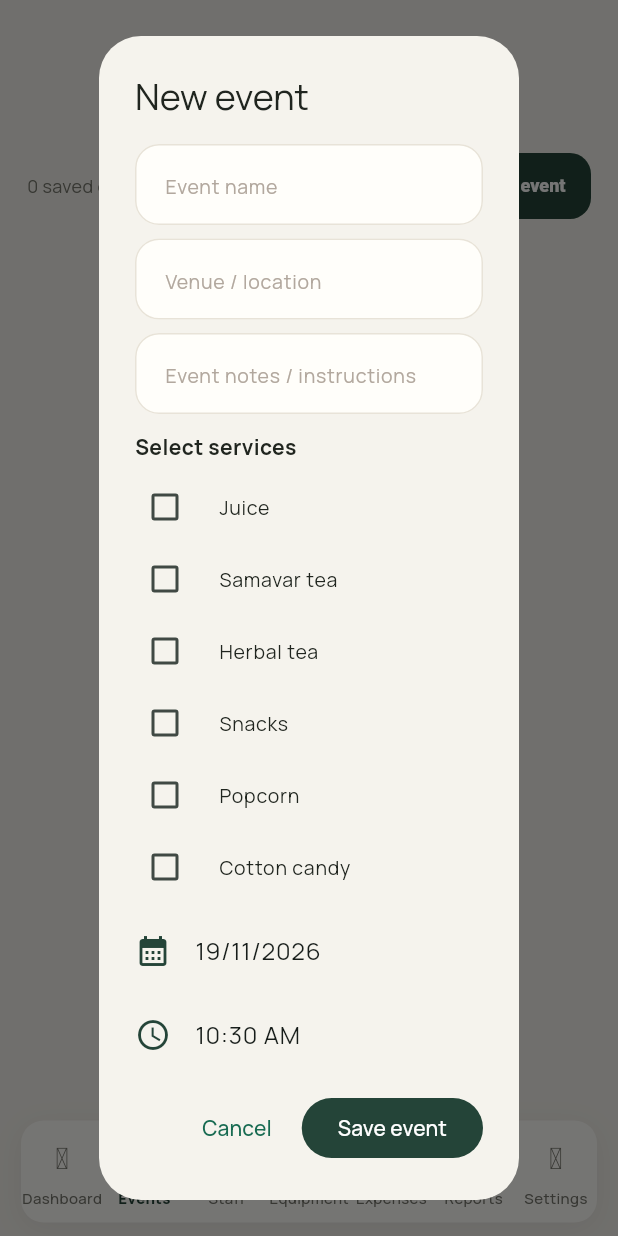
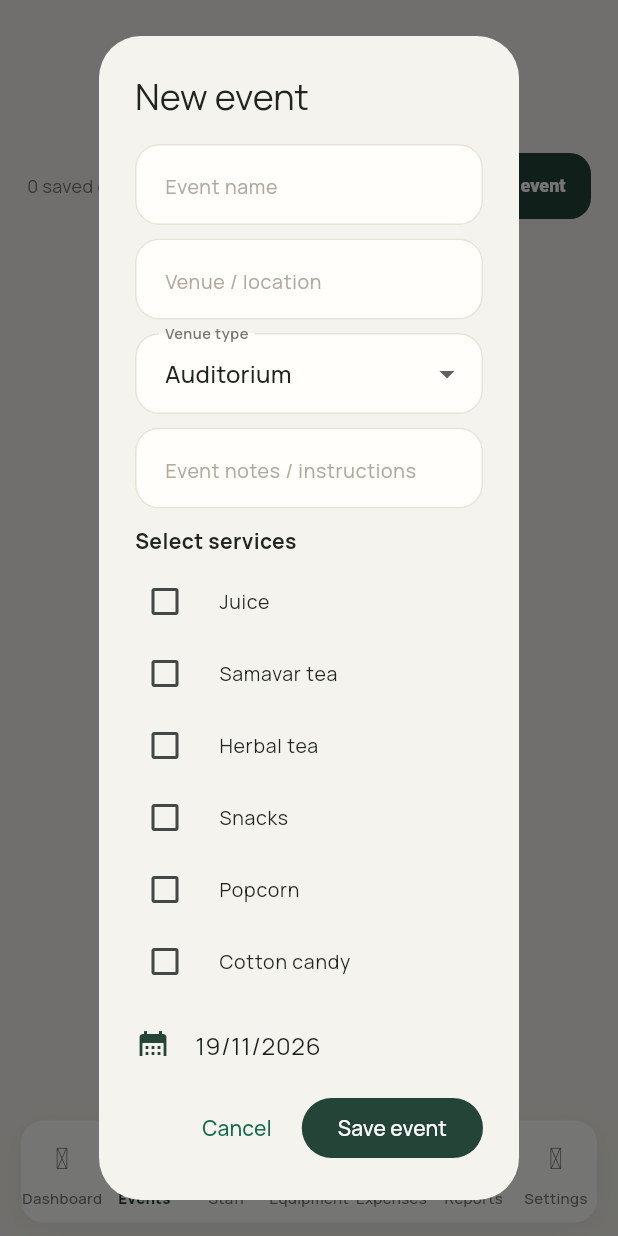
Before and after one commit to muhdsabith/hena-catering-flutter, a Flutter app: the screen it shows after launch, after a tap on "View all →", after a tap on "New event", on a phone screen of 412 x 824 dp. Run offline on Flutter 3.47's test engine with Material 3 defaults, Android fonts, the phone set to English and light mode, and no system bars; our stand-ins replace google_fonts, iconsax_flutter, shared_preferences.

Commit message:
Add original event venue type field to Flutter event form

```diff
--- a/lib/main.dart
+++ b/lib/main.dart
@@ -422,11 +422,13 @@ Future<void> _eventDialog(BuildContext context,ValueChanged<Map<String,dynamic>>
   DateTime date=DateTime.now();
   TimeOfDay time=TimeOfDay.now();
   final notes=TextEditingController();
+  String venueType='Auditorium';
   await showDialog(context:context,builder:(ctx)=>StatefulBuilder(builder:(ctx,setD)=>AlertDialog(
     backgroundColor:cream,title:const Text('New event',style:TextStyle(color:coffee)),
     content:SingleChildScrollView(child:Column(mainAxisSize:MainAxisSize.min,children:[
       TextField(controller:name,decoration:const InputDecoration(hintText:'Event name')),
       const SizedBox(height:9),TextField(controller:location,decoration:const InputDecoration(hintText:'Venue / location')),
+      const SizedBox(height:9),DropdownButtonFormField<String>(value:venueType,decoration:const InputDecoration(labelText:'Venue type'),items:['Auditorium','House','Outdoor','Other'].map((v)=>DropdownMenuItem(value:v,child:Text(v))).toList(),onChanged:(v)=>setD(()=>venueType=v??'Auditorium')),
       const SizedBox(height:9),TextField(controller:notes,decoration:const InputDecoration(hintText:'Event notes / instructions')),
       const SizedBox(height:12),
       const Align(alignment:Alignment.centerLeft,child:Text('Select services',style:TextStyle(color:coffee,fontWeight:FontWeight.w700))),
@@ -442,7 +444,7 @@ Future<void> _eventDialog(BuildContext context,ValueChanged<Map<String,dynamic>>
     ])),
     actions:[TextButton(onPressed:()=>Navigator.pop(ctx),child:const Text('Cancel')),FilledButton(style:FilledButton.styleFrom(backgroundColor:olive),onPressed:(){
       if(name.text.trim().isEmpty)return;
-      onSubmit({'id':DateTime.now().microsecondsSinceEpoch.toString(),'name':name.text.trim(),'location':location.text.trim(),'services':selectedServices.join(', '),'date':date.toIso8601String().substring(0,10),'time':time.format(ctx),'notes':notes.text.trim(),'staffAssignments':[],'expenses':[],'equipment':_equipmentForServices(selectedServices)});
+      onSubmit({'id':DateTime.now().microsecondsSinceEpoch.toString(),'name':name.text.trim(),'location':location.text.trim(),'venueType':venueType,'services':selectedServices.join(', '),'date':date.toIso8601String().substring(0,10),'time':time.format(ctx),'notes':notes.text.trim(),'staffAssignments':[],'expenses':[],'equipment':_equipmentForServices(selectedServices)});
       Navigator.pop(ctx);
     },child:const Text('Save event'))],
   )));
```
